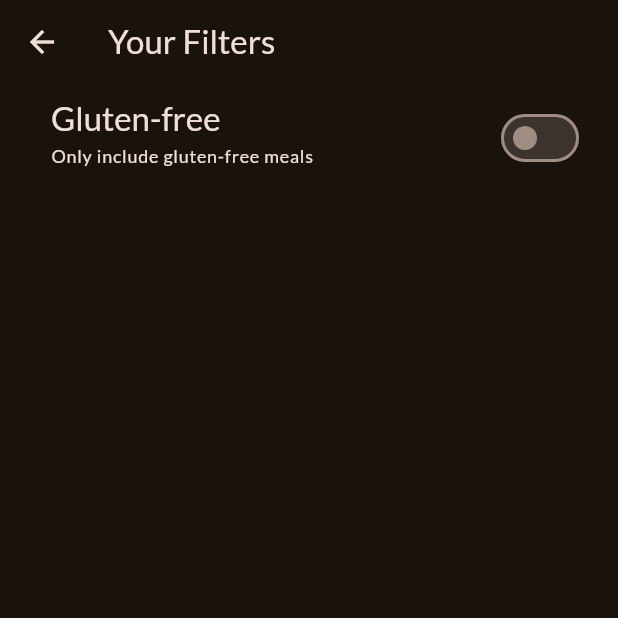
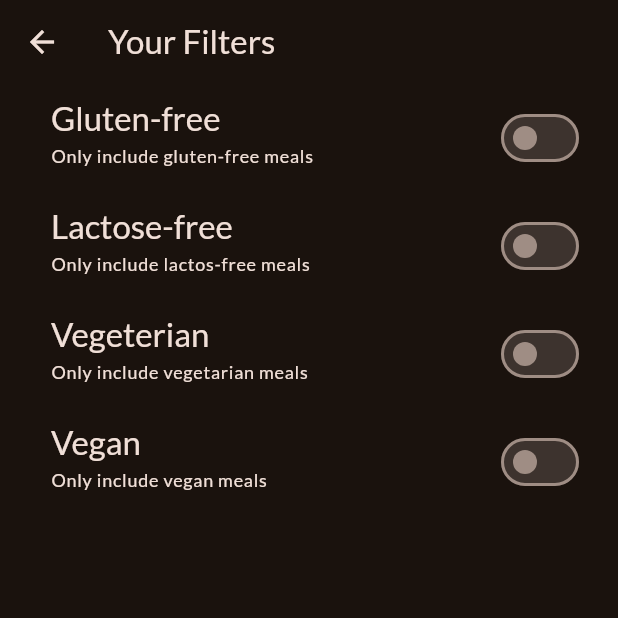
Before and after one commit to dainavipurav/002_flutter_udemy_meals_app, a Flutter app: the FiltersScreen screen opened directly, on a phone screen of 412 x 824 dp, the top half of it. Run offline on Flutter 3.47's test engine with Material 3 defaults, Android fonts, the light colour scheme and no system bars; our stand-ins replace google_fonts, transparent_image.

Commit message:
added more filters

```diff
--- a/lib/screens/filters_screen.dart
+++ b/lib/screens/filters_screen.dart
@@ -11,6 +11,9 @@ class FiltersScreen extends StatefulWidget {
 
 class _FiltersScreenState extends State<FiltersScreen> {
   var _glutenFreeFilterSet = false;
+  var _lactoseFreeFilterSet = false;
+  var _vegetarianFreeFilterSet = false;
+  var _veganFilterSet = false;
 
   @override
   Widget build(BuildContext context) {
@@ -59,6 +62,81 @@ class _FiltersScreenState extends State<FiltersScreen> {
               right: 22,
             ),
           ),
+          SwitchListTile(
+            value: _lactoseFreeFilterSet,
+            onChanged: (isChecked) {
+              setState(() {
+                _lactoseFreeFilterSet = isChecked;
+              });
+            },
+            title: Text(
+              'Lactose-free',
+              style: Theme.of(context).textTheme.titleLarge!.copyWith(
+                    color: Theme.of(context).colorScheme.onBackground,
+                  ),
+            ),
+            subtitle: Text(
+              'Only include lactos-free meals',
+              style: Theme.of(context).textTheme.labelMedium!.copyWith(
+                    color: Theme.of(context).colorScheme.onBackground,
+                  ),
+            ),
+            activeColor: Theme.of(context).colorScheme.tertiary,
+            contentPadding: const EdgeInsets.only(
+              left: 34,
+              right: 22,
+            ),
+          ),
+          SwitchListTile(
+            value: _vegetarianFreeFilterSet,
+            onChanged: (isChecked) {
+              setState(() {
+                _vegetarianFreeFilterSet = isChecked;
+              });
+            },
+            title: Text(
+              'Vegeterian',
+              style: Theme.of(context).textTheme.titleLarge!.copyWith(
+                    color: Theme.of(context).colorScheme.onBackground,
+                  ),
+            ),
+            subtitle: Text(
+              'Only include vegetarian meals',
+              style: Theme.of(context).textTheme.labelMedium!.copyWith(
+                    color: Theme.of(context).colorScheme.onBackground,
+                  ),
+            ),
+            activeColor: Theme.of(context).colorScheme.tertiary,
+            contentPadding: const EdgeInsets.only(
+              left: 34,
+              right: 22,
+            ),
+          ),
+          SwitchListTile(
+            value: _veganFilterSet,
+            onChanged: (isChecked) {
+              setState(() {
+                _veganFilterSet = isChecked;
+              });
+            },
+            title: Text(
+              'Vegan',
+              style: Theme.of(context).textTheme.titleLarge!.copyWith(
+                    color: Theme.of(context).colorScheme.onBackground,
+                  ),
+            ),
+            subtitle: Text(
+              'Only include vegan meals',
+              style: Theme.of(context).textTheme.labelMedium!.copyWith(
+                    color: Theme.of(context).colorScheme.onBackground,
+                  ),
+            ),
+            activeColor: Theme.of(context).colorScheme.tertiary,
+            contentPadding: const EdgeInsets.only(
+              left: 34,
+              right: 22,
+            ),
+          ),
         ],
       ),
     );
```
